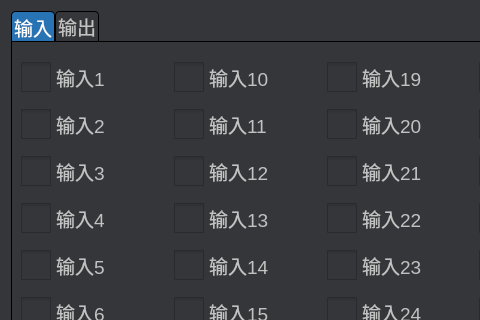
This is frm_monitor.ui in eeyoo/yunsheng as Qt 5 draws it before an edit; both pictures show x 0 to 480 and y 0 to 320 of the 800 by 500 pixel window. The edited form follows.
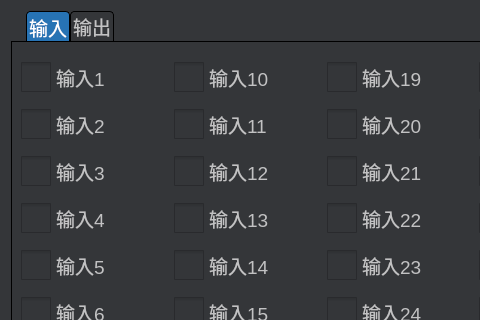
This is the edited form. Icons and pictures are not drawn.

Commit message: update at windows

```diff
--- a/frm_monitor.ui
+++ b/frm_monitor.ui
@@ -24,6 +24,10 @@
 background: #343639;
 }
 
+QTabWidget::tab-bar {
+	left: 15px;
+}
+
 QTabWidget::pane {
 border: 1px solid black;
 }
```
The commit also changes 2 other files.
